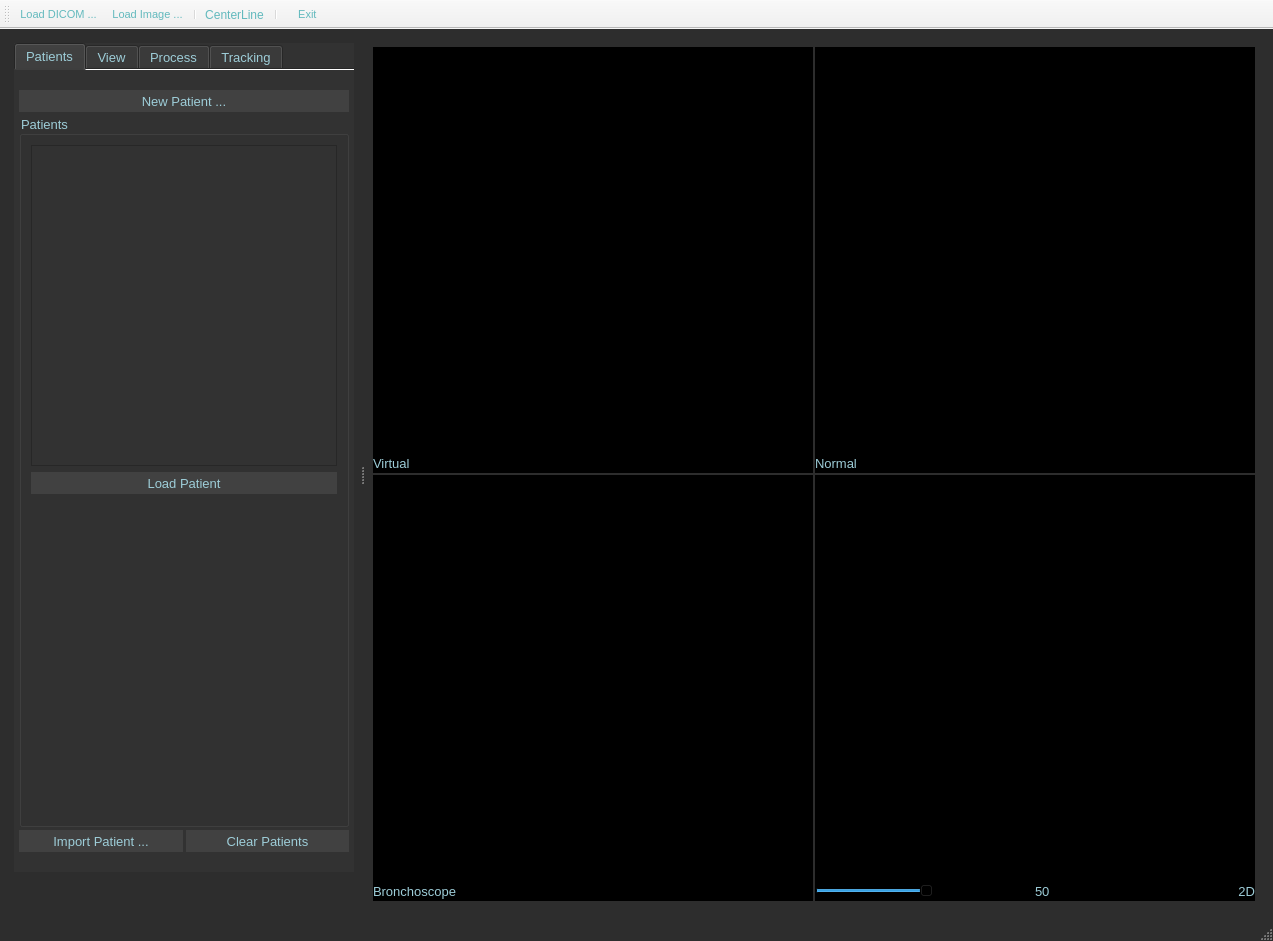
First picture: the form in ui/MainWin.ui, repository DaneshJoy/bronchoscopy, before the edit.
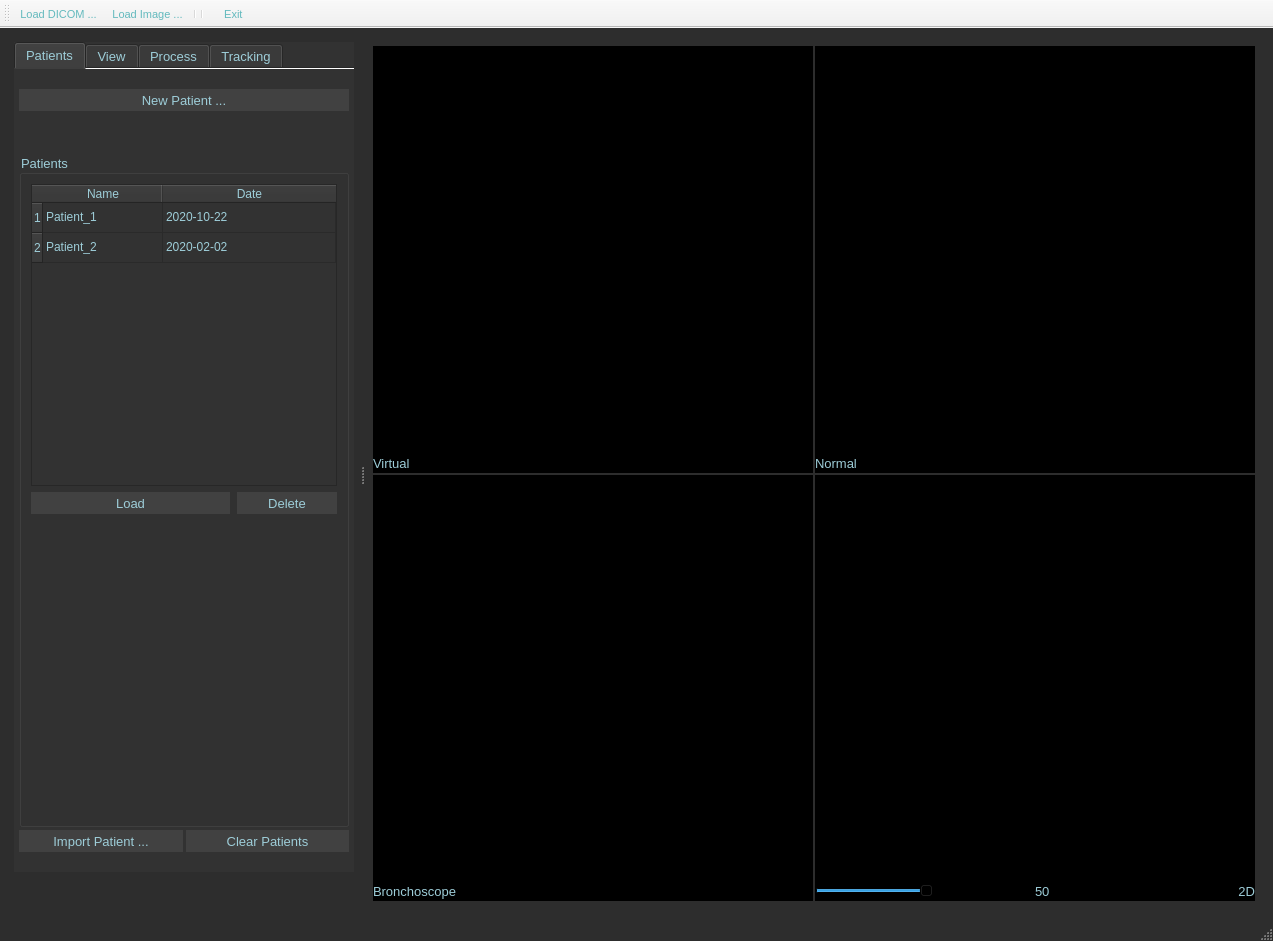
Second picture: the form after the edit. The open tabs and pages were chosen to show the change. Icons and pictures are not drawn.

Commit message: new patient gui + load image

Patch:
```diff
--- a/ui/MainWin.ui
+++ b/ui/MainWin.ui
@@ -377,8 +377,8 @@
               </property>
               <property name="iconSize">
                <size>
-                <width>50</width>
-                <height>50</height>
+                <width>40</width>
+                <height>40</height>
                </size>
               </property>
               <property name="checkable">
@@ -392,6 +392,22 @@
               </property>
              </widget>
             </item>
+            <item>
+             <spacer name="verticalSpacer_5">
+              <property name="orientation">
+               <enum>Qt::Vertical</enum>
+              </property>
+              <property name="sizeType">
+               <enum>QSizePolicy::Fixed</enum>
+              </property>
+              <property name="sizeHint" stdset="0">
+               <size>
+                <width>20</width>
+                <height>40</height>
+               </size>
+              </property>
+             </spacer>
+            </item>
             <item>
              <widget class="QGroupBox" name="groupBox_Patients">
               <property name="enabled">
@@ -426,23 +442,141 @@
               </property>
               <layout class="QVBoxLayout" name="verticalLayout_17">
                <item>
-                <widget class="QListView" name="listView_Patients">
-                 <property name="frameShape">
-                  <enum>QFrame::StyledPanel</enum>
+                <widget class="QTableWidget" name="tableWidget_Patients">
+                 <property name="sizeAdjustPolicy">
+                  <enum>QAbstractScrollArea::AdjustToContents</enum>
                  </property>
                  <property name="selectionBehavior">
                   <enum>QAbstractItemView::SelectRows</enum>
                  </property>
-                 <property name="viewMode">
-                  <enum>QListView::ListMode</enum>
+                 <property name="sortingEnabled">
+                  <bool>true</bool>
                  </property>
+                 <property name="wordWrap">
+                  <bool>false</bool>
+                 </property>
+                 <property name="rowCount">
+                  <number>2</number>
+                 </property>
+                 <attribute name="horizontalHeaderVisible">
+                  <bool>true</bool>
+                 </attribute>
+                 <attribute name="horizontalHeaderCascadingSectionResizes">
+                  <bool>true</bool>
+                 </attribute>
+                 <attribute name="horizontalHeaderDefaultSectionSize">
+                  <number>120</number>
+                 </attribute>
+                 <attribute name="horizontalHeaderMinimumSectionSize">
+                  <number>20</number>
+                 </attribute>
+                 <attribute name="horizontalHeaderStretchLastSection">
+                  <bool>true</bool>
+                 </attribute>
+                 <row>
+                  <property name="text">
+                   <string>1</string>
+                  </property>
+                 </row>
+                 <row>
+                  <property name="text">
+                   <string>2</string>
+                  </property>
+                 </row>
+                 <column>
+                  <property name="text">
+                   <string>Name</string>
+                  </property>
+                 </column>
+                 <column>
+                  <property name="text">
+                   <string>Date</string>
+                  </property>
+                 </column>
+                 <item row="0" column="0">
+                  <property name="text">
+                   <string>Patient_1</string>
+                  </property>
+                 </item>
+                 <item row="0" column="1">
+                  <property name="text">
+                   <string>2020-10-22</string>
+                  </property>
+                 </item>
+                 <item row="1" column="0">
+                  <property name="text">
+                   <string>Patient_2</string>
+                  </property>
+                 </item>
+                 <item row="1" column="1">
+                  <property name="text">
+                   <string>2020-02-02</string>
+                  </property>
+                 </item>
                 </widget>
                </item>
+               <item>
+                <layout class="QHBoxLayout" name="horizontalLayout_15" stretch="2,1">
+                 <property name="spacing">
+                  <number>7</number>
+                 </property>
                <item>
                 <widget class="QToolButton" name="btn_LoadPatient">
                  <property name="enabled">
+                    <bool>false</bool>
+                   </property>
+                   <property name="sizePolicy">
+                    <sizepolicy hsizetype="Preferred" vsizetype="Preferred">
+                     <horstretch>0</horstretch>
+                     <verstretch>0</verstretch>
+                    </sizepolicy>
+                   </property>
+                   <property name="font">
+                    <font>
+                     <pointsize>10</pointsize>
+                    </font>
+                   </property>
+                   <property name="cursor">
+                    <cursorShape>PointingHandCursor</cursorShape>
+                   </property>
+                   <property name="layoutDirection">
+                    <enum>Qt::LeftToRight</enum>
+                   </property>
+                   <property name="autoFillBackground">
+                    <bool>false</bool>
+                   </property>
+                   <property name="styleSheet">
+                    <string notr="true">background-color: rgb(65, 65, 65);</string>
+                   </property>
+                   <property name="text">
+                    <string>Load</string>
+                   </property>
+                   <property name="icon">
+                    <iconset resource="resources.qrc">
+                     <normaloff>:/icon/icons/load_patient.png</normaloff>:/icon/icons/load_patient.png</iconset>
+                   </property>
+                   <property name="iconSize">
+                    <size>
+                     <width>35</width>
+                     <height>35</height>
+                    </size>
+                   </property>
+                   <property name="checkable">
+                    <bool>false</bool>
+                   </property>
+                   <property name="toolButtonStyle">
+                    <enum>Qt::ToolButtonTextBesideIcon</enum>
+                   </property>
+                   <property name="autoRaise">
                   <bool>true</bool>
                  </property>
+                  </widget>
+                 </item>
+                 <item>
+                  <widget class="QToolButton" name="btn_DeletePatient">
+                   <property name="enabled">
+                    <bool>false</bool>
+                   </property>
                  <property name="sizePolicy">
                   <sizepolicy hsizetype="Preferred" vsizetype="Preferred">
                    <horstretch>0</horstretch>
@@ -467,7 +601,7 @@
                   <string notr="true">background-color: rgb(65, 65, 65);</string>
                  </property>
                  <property name="text">
-                  <string>Load Patient</string>
+                    <string>Delete</string>
                  </property>
                  <property name="icon">
                   <iconset resource="resources.qrc">
@@ -475,8 +609,8 @@
                  </property>
                  <property name="iconSize">
                   <size>
-                   <width>50</width>
-                   <height>50</height>
+                     <width>35</width>
+                     <height>35</height>
                   </size>
                  </property>
                  <property name="checkable">
@@ -489,6 +623,8 @@
                   <bool>true</bool>
                  </property>
                 </widget>
+                 </item>
+                </layout>
                </item>
                <item>
                 <spacer name="verticalSpacer_8">
@@ -2880,7 +3016,6 @@
    <addaction name="actionLoad_DICOM"/>
    <addaction name="actionLoad_Image"/>
    <addaction name="separator"/>
-   <addaction name="actionCenterLine"/>
    <addaction name="separator"/>
    <addaction name="actionExit"/>
   </widget>
@@ -2953,18 +3088,6 @@
     </font>
    </property>
   </action>
-  <action name="actionCenterLine">
-   <property name="icon">
-    <iconset resource="resources.qrc">
-     <normaloff>:/icon/icons/centerLine.png</normaloff>:/icon/icons/centerLine.png</iconset>
-   </property>
-   <property name="text">
-    <string>CenterLine...</string>
-   </property>
-   <property name="toolTip">
-    <string>Extract CenterLine from Airways</string>
-   </property>
-  </action>
  </widget>
  <resources>
   <include location="resources.qrc"/>
```
Left out of the diff: 41 changed lines with no effect on the pictures. Lines whose indentation alone changed are shown as unchanged. The commit also changes 18 other files.
